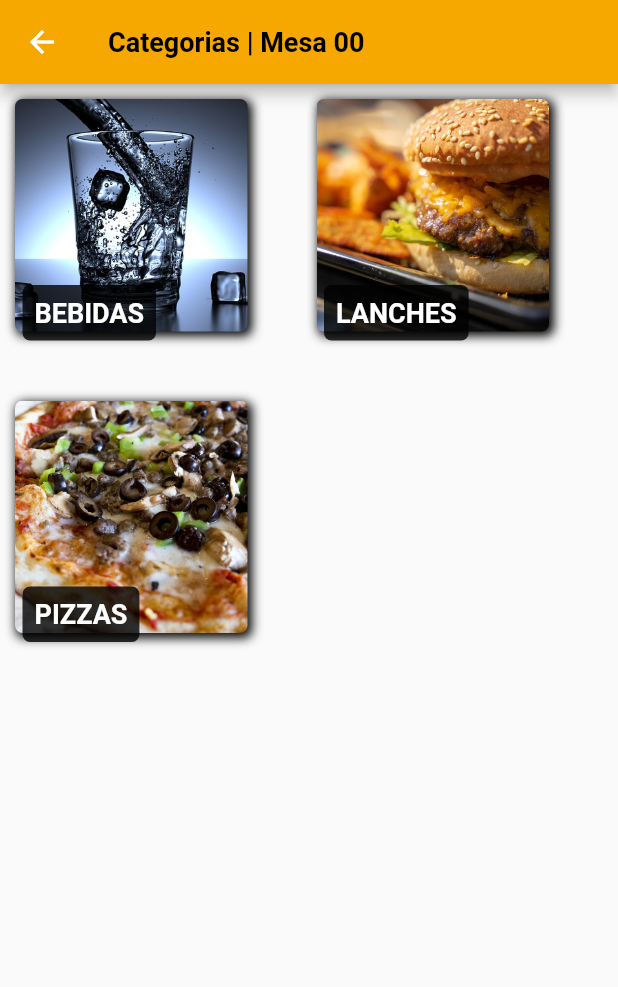
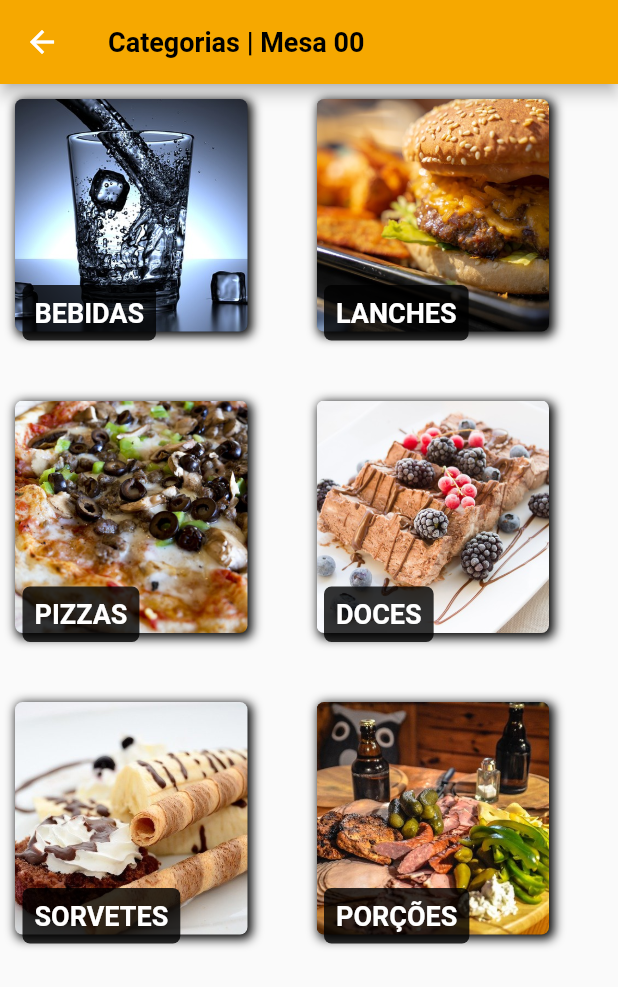
Before and after one commit to Jorge-Neto/av-apps-moveis, a Flutter app: the CategoriesPage screen opened directly with empty values, on a phone screen of 412 x 824 dp. Shown: the top 987 px of the screen. Run offline on Flutter 3.47's test engine with Material 2 defaults, Android fonts, the phone set to English and light mode, and no system bars.

Commit message:
inclusion of more images

```diff
--- a/lib/core/app_images.dart
+++ b/lib/core/app_images.dart
@@ -3,4 +3,7 @@ class AppImages{
   static const String drinkCategory = 'assets/images/drink.jpg';
   static const String burguerCategory = 'assets/images/burguer.jpg';
   static const String pizzaCategory = 'assets/images/pizza.jpg';
+  static const String candyCategory = 'assets/images/candy.jpg';
+  static const String iceCreamCategory = 'assets/images/ice-cream.jpg';
+  static const String portionsCategory = 'assets/images/portions.jpg';
 }
--- a/lib/pages/Categories/categories_page.dart
+++ b/lib/pages/Categories/categories_page.dart
@@ -50,6 +50,10 @@ class CategoriesPage extends StatelessWidget {
             _buildCard('BEBIDAS', AppImages.drinkCategory),
             _buildCard('LANCHES', AppImages.burguerCategory),
             _buildCard('PIZZAS', AppImages.pizzaCategory),
+            _buildCard('DOCES', AppImages.candyCategory),
+            _buildCard('SORVETES', AppImages.iceCreamCategory),
+            _buildCard('PORÇÕES', AppImages.portionsCategory
+            ),
           ]),
     );
   }
--- a/lib/pages/Consumption/consumption_page.dart
+++ b/lib/pages/Consumption/consumption_page.dart
@@ -43,7 +43,7 @@ class ConsumptionPage extends StatelessWidget {
         child: ElevatedButton(
             style: ButtonStyle(backgroundColor: MaterialStateProperty.all(Colors.black)),
             onPressed: () {},
-            child: Text("Enerrar", style: AppTextStyles.buttonTextWhite,)),
+            child: Text("Encerrar", style: AppTextStyles.buttonTextWhite,)),
       ),
     );
   }
```
Also changed, not shown: lib/pages/Home/home_page.dart (+7 -8 lines), assets/images/candy.jpg (added), assets/images/ice-cream.jpg (added), assets/images/portions.jpg (added).
